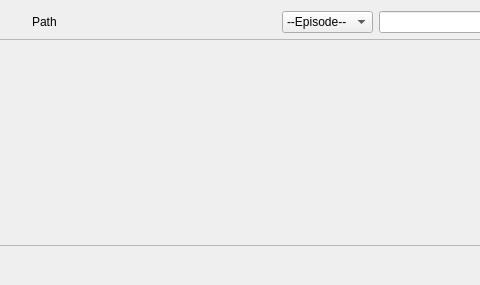
Qt form ui/form.ui (iceanimations/SceneBundle) before a commit; both pictures show x 131 to 611 and y 0 to 285 of the 1054 by 285 pixel window.
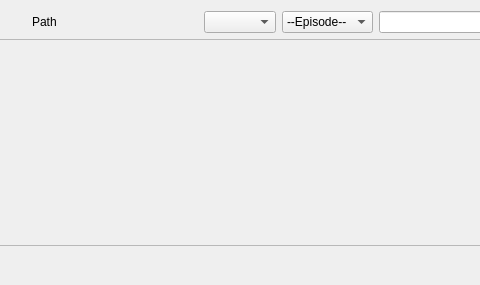
The same form after that commit.

```diff
--- a/ui/form.ui
+++ b/ui/form.ui
@@ -57,6 +57,9 @@
          </property>
         </spacer>
        </item>
+       <item>
+        <widget class="QComboBox" name="projBox"/>
+       </item>
        <item>
         <widget class="QComboBox" name="epBox">
          <property name="toolTip">
```
Left out of the diff: 2 changed lines with no effect on the pictures.
